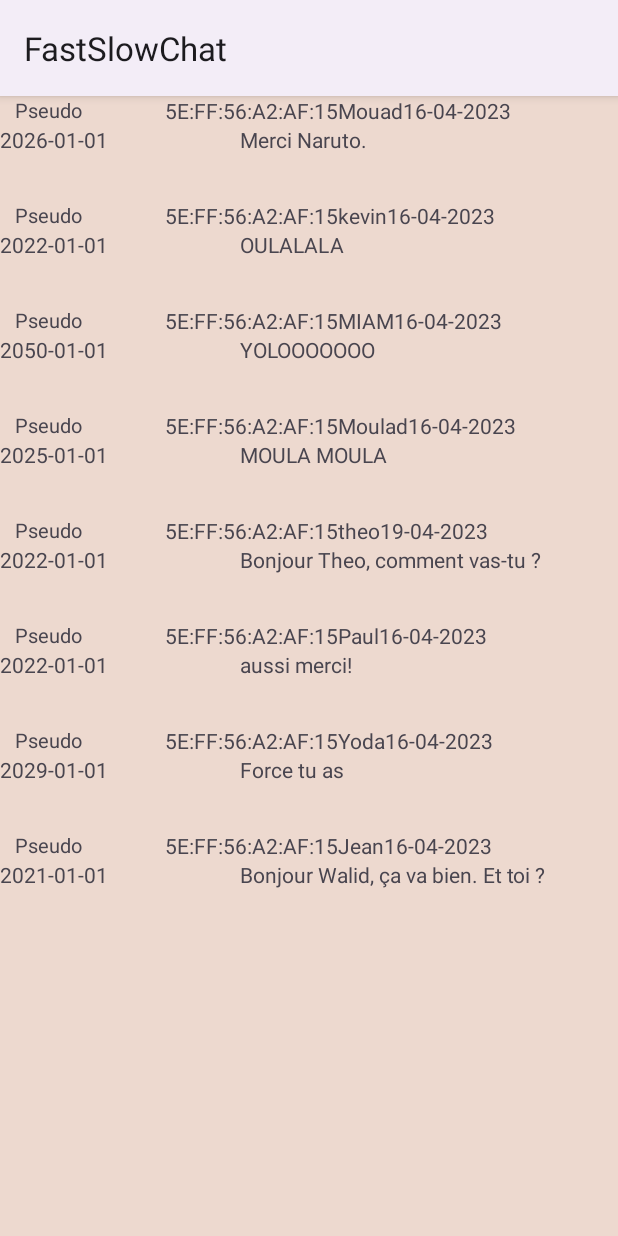
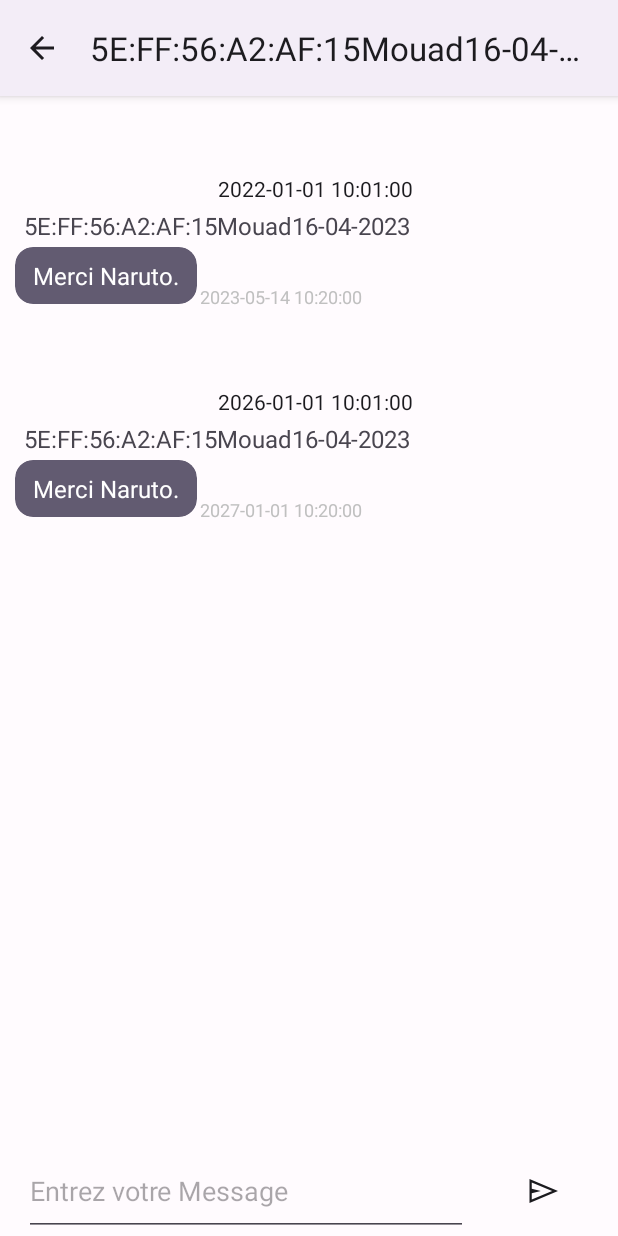
Before and after one commit to saadbouhya/fastSlowChat, an Android app: the fragment ChatFragment shown on its own in the app's theme, after a tap on "Pseudo", on a phone screen of 412 x 824 dp. Run offline under Robolectric (Android 15) with nearby library versions, the phone set to English and light mode, and no system bars.

Commit message:
chat conversation

```diff
--- a/app/src/main/assets/Local.json
+++ b/app/src/main/assets/Local.json
@@ -61,8 +61,8 @@
     {
       "id_sender": "5E:FF:56:A2:AF:15Yoda16-04-2023",
       "texte": "Force tu as",
-      "date_writing": "2029-01-01 10:01:00",
-      "date_received": "2029-03-01 10:20:00"
+      "date_writing": "2022-01-01 10:01:00",
+      "date_received": "2023-03-01 10:20:00"
     },
     {
       "id_sender": "5E:FF:56:A2:AF:15Mouad16-04-2023",
@@ -74,7 +74,7 @@
       "id_sender": "5E:FF:56:A2:AF:15Yoda16-04-2023",
       "texte": "Manger tu dois",
       "date_writing": "2022-01-01 10:01:00",
-      "date_received": "2023-01-01 10:20:00"
+      "date_received": "2030-01-01 10:20:00"
     },
     {
       "id_sender": "5E:FF:56:A2:AF:15MIAM16-04-2023",
--- a/app/src/main/java/com/example/slowvf/Controller/chatController.java
+++ b/app/src/main/java/com/example/slowvf/Controller/chatController.java
@@ -4,17 +4,20 @@ import android.content.Context;
 
 import com.example.slowvf.Dao.Impl.ReceivedSentLocalDao;
 import com.example.slowvf.Model.Local;
+import com.example.slowvf.Model.LocalForConversation;
 import com.example.slowvf.Model.LocalForMessage;
 import com.example.slowvf.Model.ReceivedMessage;
 import com.example.slowvf.Model.SentMessage;
 
 import java.io.IOException;
 import java.util.ArrayList;
+import java.util.Comparator;
 import java.util.HashMap;
 import java.util.HashSet;
 import java.util.List;
 import java.util.Map;
 import java.util.Set;
+import java.util.stream.Collectors;
 
 //   chatController chatController = new chatController(getApplicationContext()); pour l'appeler
 public class chatController {
@@ -90,11 +93,52 @@ public Local getMessagesReceivedSentLocal() throws IOException {
         for (String id : uniqueSendersAndReceivers) {
             String message = lastMessagesMap.get(id);
             String date = lastDatesMap.get(id);
-            lastMessages.add(new LocalForMessage("voirContact",id,message,date));
+            lastMessages.add(new LocalForMessage("voirContact",id,message,date,null));
         }
 
         return lastMessages;
     }
 
+    public List<LocalForConversation> getMessagesBySenderIdOrReceiverId(String id) throws IOException {
+        List<LocalForConversation> localForConversations = new ArrayList<>();
+        Local local = getMessagesReceivedSentLocal();
+        List<SentMessage> sortedSentMessages = null;
+        if (android.os.Build.VERSION.SDK_INT >= android.os.Build.VERSION_CODES.N) {
+            sortedSentMessages = local.getSent_messages().stream()
+                    .filter(sentMessage -> sentMessage.getId_receiver().equals(id))
+                    .sorted(Comparator.comparing(SentMessage::getDate_writing))
+                    .collect(Collectors.toList());
+        }
+        List<ReceivedMessage> sortedReceivedMessages = null;
+        if (android.os.Build.VERSION.SDK_INT >= android.os.Build.VERSION_CODES.N) {
+            sortedReceivedMessages = local.getReceived_messages().stream()
+                    .filter(receivedMessage -> receivedMessage.getId_sender().equals(id))
+                    .sorted(Comparator.comparing(ReceivedMessage::getDate_received))
+                    .collect(Collectors.toList());
+        }
+
+        for (SentMessage sentMessage : sortedSentMessages) {
+            LocalForConversation localForConversation = new LocalForConversation();
+            localForConversation.setContenu(sentMessage.getTexte());
+            localForConversation.setAuteur(local.getId_local());
+            localForConversation.setDestinataire(sentMessage.getId_receiver());
+            localForConversation.setDate_writing(sentMessage.getDate_writing());
+            localForConversation.setDate_received(sentMessage.getDate_received());
+            localForConversations.add(localForConversation);
+        }
+
+        for (ReceivedMessage receivedMessage : sortedReceivedMessages) {
+            LocalForConversation localForConversation = new LocalForConversation();
+            localForConversation.setContenu(receivedMessage.getTexte());
+            localForConversation.setAuteur(receivedMessage.getId_sender());
+            localForConversation.setDestinataire(local.getId_local());
+            localForConversation.setDate_writing(receivedMessage.getDate_writing());
+            localForConversation.setDate_received(receivedMessage.getDate_received());
+            localForConversations.add(localForConversation);
+        }
+
+        return localForConversations;
+    }
+
 
 }
--- a/app/src/main/java/com/example/slowvf/Model/Message.java
+++ b/app/src/main/java/com/example/slowvf/Model/LocalForConversation.java
@@ -1,20 +1,22 @@
 package com.example.slowvf.Model;
 
-public class Message {
+public class LocalForConversation {
     private String contenu;
     private String auteur;
     private String destinataire;
 
-    private String dateTime;
+    private String date_received;
+    private String date_writing;
 
-    public Message() {}
+    public LocalForConversation() {}
 
     // Constructeur
-    public Message(String contenu, String auteur, String destinataire, String dateTime) {
+    public LocalForConversation(String contenu, String auteur, String destinataire, String date_received, String date_writing) {
         this.contenu = contenu;
         this.auteur = auteur;
         this.destinataire = destinataire;
-        this.dateTime = dateTime;
+        this.date_received = date_received;
+        this.date_writing = date_writing;
     }
 
     // Getters et setters
@@ -42,11 +44,19 @@ public class Message {
         this.destinataire = destinataire;
     }
 
-    public String getDate() {
-        return dateTime;
+    public String getDate_received() {
+        return date_received;
     }
 
-    public void setDate(String date) {
-        this.dateTime = date;
+    public void setDate_received(String date_received) {
+        this.date_received = date_received;
+    }
+
+    public String getDate_writing() {
+        return date_writing;
+    }
+
+    public void setDate_writing(String date_writing) {
+        this.date_writing = date_writing;
     }
 }
--- a/app/src/main/java/com/example/slowvf/Model/LocalForMessage.java
+++ b/app/src/main/java/com/example/slowvf/Model/LocalForMessage.java
@@ -6,12 +6,18 @@ public class LocalForMessage {
     private final String id;
     private final String message;
     private final String date_writing;
+    private final String date_received;
 
-    public LocalForMessage(String name, String id, String message, String date_writing) {
+    public LocalForMessage(String name, String id, String message, String date_writing,String date_received) {
         this.name = name;
         this.id = id;
         this.message = message;
         this.date_writing = date_writing;
+        this.date_received = date_received;
+    }
+
+    public String getDate_received() {
+        return date_received;
     }
 
     public String getName2() {
--- a/app/src/main/java/com/example/slowvf/View/Adapters/CustomAdapterChat.java
+++ b/app/src/main/java/com/example/slowvf/View/Adapters/CustomAdapterChat.java
@@ -1,5 +1,6 @@
 package com.example.slowvf.View.Adapters;
 
+import android.content.Intent;
 import android.view.LayoutInflater;
 import android.view.View;
 import android.view.ViewGroup;
@@ -11,6 +12,7 @@ import androidx.recyclerview.widget.RecyclerView;
 import com.example.slowvf.Model.Local;
 import com.example.slowvf.Model.LocalForMessage;
 import com.example.slowvf.R;
+import com.example.slowvf.View.Chat.conversation.MessageListActivity;
 
 import java.util.List;
 
@@ -62,7 +64,13 @@ public class CustomAdapterChat extends RecyclerView.Adapter<CustomAdapterChat.Vi
         linearLayout.setOnClickListener(new View.OnClickListener() {
             @Override
             public void onClick(View view) {
-                System.out.println("YOLOOOOOOOOOOO");
+                TextView myEditText = view.findViewById(R.id.textView4);
+                String text = myEditText.getText().toString();
+
+                System.out.println(text);
+                Intent myIntent = new Intent(view.getContext(), MessageListActivity.class);
+                myIntent.putExtra("key", text); //Optional parameters
+                view.getContext().startActivity(myIntent);
             }
         });
 
--- a/app/src/main/java/com/example/slowvf/View/Adapters/MessageListAdapter.java
+++ b/app/src/main/java/com/example/slowvf/View/Adapters/MessageListAdapter.java
@@ -10,7 +10,7 @@ import android.widget.TextView;
 
 import androidx.recyclerview.widget.RecyclerView;
 
-import com.example.slowvf.Model.Message;
+import com.example.slowvf.Model.LocalForConversation;
 import com.example.slowvf.R;
 
 import java.io.IOException;
@@ -21,34 +21,34 @@ public class MessageListAdapter extends RecyclerView.Adapter {
     private static final int VIEW_TYPE_MESSAGE_RECEIVED = 2;
 
     private Context mContext;
-    private List<Message> mMessageList;
+    private List<LocalForConversation> mLocalForConversationList;
 
     private String correspondant;
 
-    public MessageListAdapter(Context context, List<Message> messageList, String inCorrespondant) throws IOException {
+    public MessageListAdapter(Context context, List<LocalForConversation> localForConversationList, String inCorrespondant) throws IOException {
         mContext = context;
-        mMessageList = messageList;
+        mLocalForConversationList = localForConversationList;
         correspondant = inCorrespondant;
     }
 
     @Override
     public int getItemCount() {
-        return mMessageList.size();
+        return mLocalForConversationList.size();
     }
 
     // Determines the appropriate ViewType according to the sender of the message.
     @Override
     public int getItemViewType(int position) {
-        Message message = (Message) mMessageList.get(position);
+        LocalForConversation localForConversation = (LocalForConversation) mLocalForConversationList.get(position);
 
-        println("auteur :" + message.getAuteur());
+        println("auteur :" + localForConversation.getAuteur());
         println("correspondant :" + this.correspondant);
 
-        if (message.getAuteur().equals(this.correspondant)) {
-            // If the current user is the sender of the message
+        if (localForConversation.getAuteur().equals(this.correspondant)) {
+            // If the current user is the sender of the localForConversation
             return VIEW_TYPE_MESSAGE_RECEIVED;
         } else {
-            // If some other user sent the message
+            // If some other user sent the localForConversation
             return VIEW_TYPE_MESSAGE_SENT;
         }
     }
@@ -74,14 +74,14 @@ public class MessageListAdapter extends RecyclerView.Adapter {
     // Passes the message object to a ViewHolder so that the contents can be bound to UI.
     @Override
     public void onBindViewHolder(RecyclerView.ViewHolder holder, int position) {
-        Message message = (Message) mMessageList.get(position);
+        LocalForConversation localForConversation = (LocalForConversation) mLocalForConversationList.get(position);
 
         switch (holder.getItemViewType()) {
             case VIEW_TYPE_MESSAGE_SENT:
-                ((SentMessageHolder) holder).bind(message);
+                ((SentMessageHolder) holder).bind(localForConversation);
                 break;
             case VIEW_TYPE_MESSAGE_RECEIVED:
-                ((ReceivedMessageHolder) holder).bind(message);
+                ((ReceivedMessageHolder) holder).bind(localForConversation);
         }
     }
 
@@ -92,35 +92,36 @@ public class MessageListAdapter extends RecyclerView.Adapter {
             super(itemView);
 
             messageText = (TextView) itemView.findViewById(R.id.text_gchat_message_me);
-            timeText = (TextView) itemView.findViewById(R.id.text_gchat_timestamp_me);
+            timeText = (TextView) itemView.findViewById(R.id.text_gchat_date_me);
         }
 
-        void bind(Message message) {
-            messageText.setText(message.getContenu());
+        void bind(LocalForConversation localForConversation) {
+            messageText.setText(localForConversation.getContenu());
 
             // Format the stored timestamp into a readable String using method.
-            timeText.setText(message.getDate());
+            timeText.setText(localForConversation.getDate_writing());
         }
     }
 
     private class ReceivedMessageHolder extends RecyclerView.ViewHolder {
-        TextView messageText, timeText, nameText;
+        TextView messageText, timeText, nameText,timeText2;
 
         ReceivedMessageHolder(View itemView) {
             super(itemView);
 
             messageText = (TextView) itemView.findViewById(R.id.text_gchat_message_other);
             timeText = (TextView) itemView.findViewById(R.id.text_gchat_timestamp_other);
+           timeText2 =  (TextView) itemView.findViewById(R.id.text_gchat_date_other);
             nameText = (TextView) itemView.findViewById(R.id.text_gchat_user_other);
         }
 
-        void bind(Message message) {
-            messageText.setText(message.getContenu());
+        void bind(LocalForConversation localForConversation) {
+            messageText.setText(localForConversation.getContenu());
 
             // Format the stored timestamp into a readable String using method.
-            timeText.setText(message.getDate());
-
-            nameText.setText(message.getAuteur());
+            timeText.setText(localForConversation.getDate_received());
+            timeText2.setText(localForConversation.getDate_writing());
+            nameText.setText(localForConversation.getAuteur());
         }
     }
 }
--- a/app/src/main/java/com/example/slowvf/View/Chat/conversation/MessageListActivity.java
+++ b/app/src/main/java/com/example/slowvf/View/Chat/conversation/MessageListActivity.java
@@ -9,7 +9,8 @@ import androidx.appcompat.app.AppCompatActivity;
 import androidx.recyclerview.widget.LinearLayoutManager;
 import androidx.recyclerview.widget.RecyclerView;
 
-import com.example.slowvf.Model.Message;
+import com.example.slowvf.Controller.chatController;
+import com.example.slowvf.Model.LocalForConversation;
 import com.example.slowvf.R;
 import com.example.slowvf.View.Adapters.MessageListAdapter;
 
@@ -21,6 +22,13 @@ public class MessageListActivity extends AppCompatActivity {
     private MessageListAdapter mMessageAdapter;
     @Override
     protected void onCreate(Bundle savedInstanceState) {
+        chatController chatController = null;
+        try {
+            chatController = new chatController(this);
+        } catch (IOException e) {
+            e.printStackTrace();
+        }
+
         super.onCreate(savedInstanceState);
         setContentView(R.layout.activity_conversation);
 
@@ -33,9 +41,9 @@ public class MessageListActivity extends AppCompatActivity {
 
         ConversationReader messageReader = new ConversationReader(value,this);
         try {
-            List<Message> messages = messageReader.lireMessages();
+            List<LocalForConversation> localForConversations = chatController.getMessagesBySenderIdOrReceiverId(value);
             mMessageRecycler = (RecyclerView) findViewById(R.id.recycler_gchat);
-            mMessageAdapter = new MessageListAdapter(this, messages, value);
+            mMessageAdapter = new MessageListAdapter(this, localForConversations, value);
         } catch (IOException e) {
             throw new RuntimeException(e);
         }
--- a/app/src/main/res/layout/activity_finished_synchronization.xml
+++ b/app/src/main/res/layout/activity_finished_synchronization.xml
@@ -34,7 +34,7 @@
     <TextView
         android:layout_width="wrap_content"
         android:layout_height="wrap_content"
-        android:text="Transferts et sélection des messages terminés "
+        android:text="Transferts et sélection des localForConversations terminés "
         android:textColor="@color/white"
         android:layout_gravity="left"
         android:layout_marginLeft="20dp"
@@ -144,7 +144,7 @@
         android:id="@+id/global_stats"
         android:layout_width="wrap_content"
         android:layout_height="wrap_content"
-        android:text="Cet appareil est porteur de 85 messages qui doivent
+        android:text="Cet appareil est porteur de 85 localForConversations qui doivent
         \nêtre reçus.
         \nCet appareil est porteur de 25 accusés de réception.
         \nTrouver d'autres trucs"
--- a/app/src/main/res/layout/chat_item.xml
+++ b/app/src/main/res/layout/chat_item.xml
@@ -4,7 +4,9 @@
     android:layout_height="70dp"
     android:orientation="vertical"
     xmlns:android="http://schemas.android.com/apk/res/android"
-    android:clickable="true">
+    android:clickable="true"
+    android:background="?attr/selectableItemBackground"
+    android:foreground="?attr/selectableItemBackground">
 
     <LinearLayout
         android:layout_width="match_parent"
@@ -35,7 +37,7 @@
         android:id="@+id/textView5"
         android:layout_width="150dp"
         android:layout_height="match_parent"
-        android:text="Date dernier message" />
+        android:text="Date dernier localForConversation" />
     <TextView
         android:id="@+id/textView52"
         android:layout_width="wrap_content"
--- a/app/src/main/res/layout/received_sent_item.xml
+++ b/app/src/main/res/layout/received_sent_item.xml
@@ -29,7 +29,7 @@
         android:layout_width="match_parent"
         android:layout_height="35dp"
         android:layout_marginLeft="5dp"
-        android:text="Le message" />
+        android:text="Le localForConversation" />
 
 
     <LinearLayout
```
Also changed, not shown: app/src/main/java/com/example/slowvf/View/Chat/conversation/ConversationReader.java (+10 -10 lines), app/src/main/res/layout/activity_synchronization.xml (+4 -4 lines).
